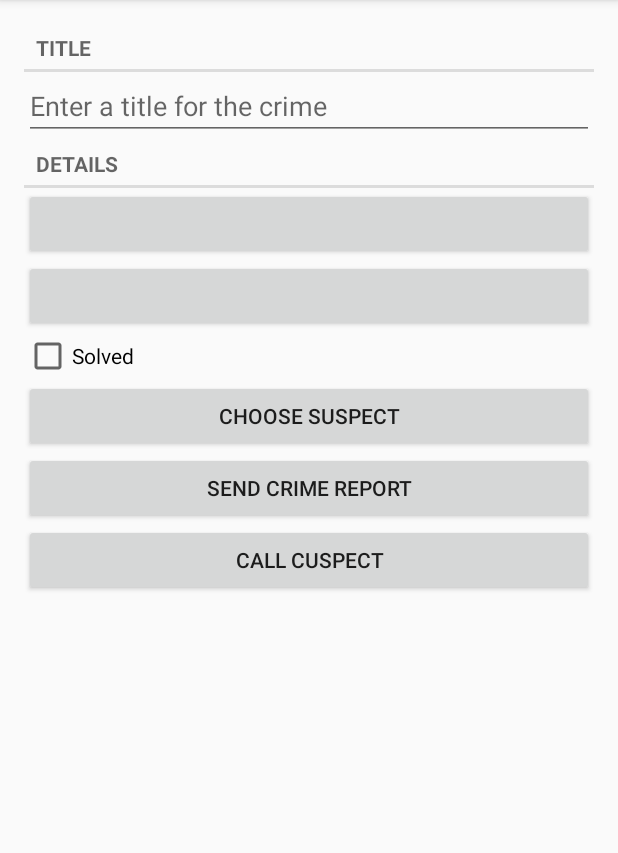
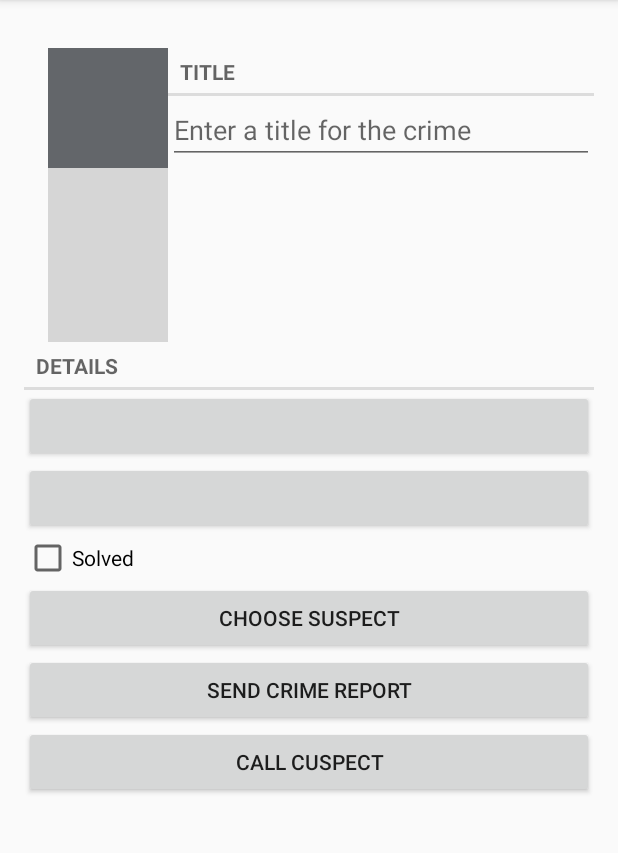
Before and after one commit to Farma20/Crime_Intent_mobile, an Android app: the CrimeListFragment screen opened directly, with no data from a screen before it, after a tap on "New Crime", on a phone screen of 412 x 824 dp, the part 84-937 px from its top. Run offline under Robolectric (Android 15) with nearby library versions, the phone set to English and light mode, and no system bars; our stand-ins replace Room's generated code; 1 statement that could not run was skipped; grey boxes are pictures that could not be loaded.

Commit message:
Начата реализация доступа к камере телефона. Обновлен манифест, туда добавленные данные для файл провайдера, добавлена строка, хранаящая имя файла с фото в классе Crime. Добавлена функция взятия названия фотографии в ViewModel b CrimeRepository, обновлен интерфейс предствления преступления (добавлено место для фотографии и кнопка доступа к камере)

```diff
--- a/app/src/main/java/com/bignerdranch/android/criminalintent/Crime.kt
+++ b/app/src/main/java/com/bignerdranch/android/criminalintent/Crime.kt
@@ -13,5 +13,8 @@ data class Crime(@PrimaryKey var id: UUID = UUID.randomUUID(),
                  var date: Date = Date(),
                  var isSolved:Boolean = false,
                  var suspect: String = "",
-                 var suspectNumber: String = "")
-//                 var requiredPolice: Int = (0..1).random())
+                 var suspectNumber: String = ""){
+
+    val photoFileName
+        get() = "IMG_$id.jpg"
+}
--- a/app/src/main/java/com/bignerdranch/android/criminalintent/CrimeDetailViewModel.kt
+++ b/app/src/main/java/com/bignerdranch/android/criminalintent/CrimeDetailViewModel.kt
@@ -4,6 +4,7 @@ import androidx.lifecycle.LiveData
 import androidx.lifecycle.MutableLiveData
 import androidx.lifecycle.Transformations
 import androidx.lifecycle.ViewModel
+import java.io.File
 import java.util.UUID
 
 //viewModel для CrimeFragment
@@ -23,4 +24,8 @@ class CrimeDetailViewModel():ViewModel() {
     fun saveCrime(crime: Crime){
         crimeRepository.updateCrime(crime)
     }
+
+    fun getPhotoFile(crime: Crime): File {
+        return crimeRepository.getPhotoFile(crime)
+    }
 }
--- a/app/src/main/java/com/bignerdranch/android/criminalintent/CrimeFragment.kt
+++ b/app/src/main/java/com/bignerdranch/android/criminalintent/CrimeFragment.kt
@@ -19,11 +19,14 @@ import android.view.ViewGroup
 import android.widget.Button
 import android.widget.CheckBox
 import android.widget.EditText
+import android.widget.ImageButton
+import android.widget.ImageView
 import android.widget.TextView
 import androidx.fragment.app.Fragment
 import androidx.lifecycle.Observer
 import androidx.lifecycle.ViewModelProvider
 import androidx.lifecycle.ViewModelProviders
+import java.io.File
 import java.lang.String.format
 import java.security.AccessController.checkPermission
 import java.sql.Time
@@ -44,6 +47,8 @@ private const val REQUEST_CONTACT = 1
 class CrimeFragment: Fragment(), DatePickerFragment.Callbacks, TimePickerFragment.Callbacks {
 
     private lateinit var crime: Crime
+    private lateinit var photoFile:File
+
     private lateinit var titleField: EditText
     private lateinit var dateButton: Button
     private lateinit var timeButton: Button
@@ -51,6 +56,8 @@ class CrimeFragment: Fragment(), DatePickerFragment.Callbacks, TimePickerFragmen
     private lateinit var reportButton: Button
     private lateinit var suspectButton: Button
     private lateinit var callButton: Button
+    private lateinit var photoButton: ImageButton
+    private lateinit var photoView: ImageView
 
     //определение интерфейса обратного вызова DatePickerFragment для передачи данных между Fragments
     override fun onDateSelected(date: Date) {
@@ -84,6 +91,7 @@ class CrimeFragment: Fragment(), DatePickerFragment.Callbacks, TimePickerFragmen
             Observer { crime->
                 crime?.let {
                     this.crime = crime
+                    crimeDetailViewModel.getPhotoFile(crime)
                     updateUI()
                 }
             }
@@ -217,6 +225,8 @@ class CrimeFragment: Fragment(), DatePickerFragment.Callbacks, TimePickerFragmen
         reportButton = view.findViewById(R.id.report_button) as Button
         suspectButton = view.findViewById(R.id.suspect_button) as Button
         callButton = view.findViewById(R.id.call_button) as Button
+        photoButton = view.findViewById(R.id.crime_camera) as ImageButton
+        photoView = view.findViewById(R.id.crime_photo) as ImageView
 
         //Настройка виджета кнопки через apply
 //        dateButton.apply {
--- a/app/src/main/res/layout/fragment_crime.xml
+++ b/app/src/main/res/layout/fragment_crime.xml
@@ -8,6 +8,40 @@
     android:layout_height="match_parent"
     android:layout_margin="16dp"
     >
+    <LinearLayout
+        android:layout_width="match_parent"
+        android:layout_height="wrap_content"
+        android:orientation="horizontal"
+        android:layout_marginStart="16dp"
+        android:layout_marginTop="16dp">
+
+        <LinearLayout
+            android:layout_width="wrap_content"
+            android:layout_height="wrap_content"
+            android:orientation="vertical">
+
+            <ImageView
+                android:id="@+id/crime_photo"
+                android:layout_width="80dp"
+                android:layout_height="80dp"
+                android:scaleType="centerInside"
+                android:cropToPadding="true"
+                android:background="@color/darker_gray"/>
+
+            <ImageButton
+                android:id="@+id/crime_camera"
+                android:layout_width="match_parent"
+                android:layout_height="wrap_content"
+                android:src="@drawable/ic_menu_camera"
+                />
+
+        </LinearLayout>
+
+        <LinearLayout
+            android:orientation="vertical"
+            android:layout_width="0dp"
+            android:layout_height="wrap_content"
+            android:layout_weight="1">
 
             <TextView
                 style="?android:listSeparatorTextViewStyle"
@@ -20,6 +54,8 @@
                 android:layout_width="match_parent"
                 android:layout_height="wrap_content"
                 android:hint="@string/crime_title_hint"/>
+        </LinearLayout>
+    </LinearLayout>
     <TextView
         style="?android:listSeparatorTextViewStyle"
         android:layout_width="match_parent"
--- a/app/src/main/res/values/colors.xml
+++ b/app/src/main/res/values/colors.xml
@@ -8,4 +8,5 @@
     <color name="black">#FF000000</color>
     <color name="white">#FFFFFFFF</color>
     <color name="red">#ff0000</color>
+    <color name="darker_gray">#63666A</color>
 </resources>
--- /dev/null
+++ b/app/src/main/res/xml/files.xml
@@ -0,0 +1,5 @@
+<?xml version="1.0" encoding="utf-8"?>
+
+<paths>
+    <files-path name="crime_photos" path="."/>
+</paths>
```
Also changed, not shown: app/src/debug/res/drawable-anydpi/ic_menu_camera.xml (added, +14 -0 lines), app/src/main/AndroidManifest.xml (+12 -0 lines), app/src/main/java/com/bignerdranch/android/criminalintent/CrimeRepository.kt (+7 -0 lines), app/src/debug/res/drawable-hdpi/ic_menu_camera.png (added), app/src/debug/res/drawable-mdpi/ic_menu_camera.png (added), app/src/debug/res/drawable-xhdpi/ic_menu_camera.png (added), app/src/debug/res/drawable-xxhdpi/ic_menu_camera.png (added). Lines whose indentation alone changed are shown as unchanged.
